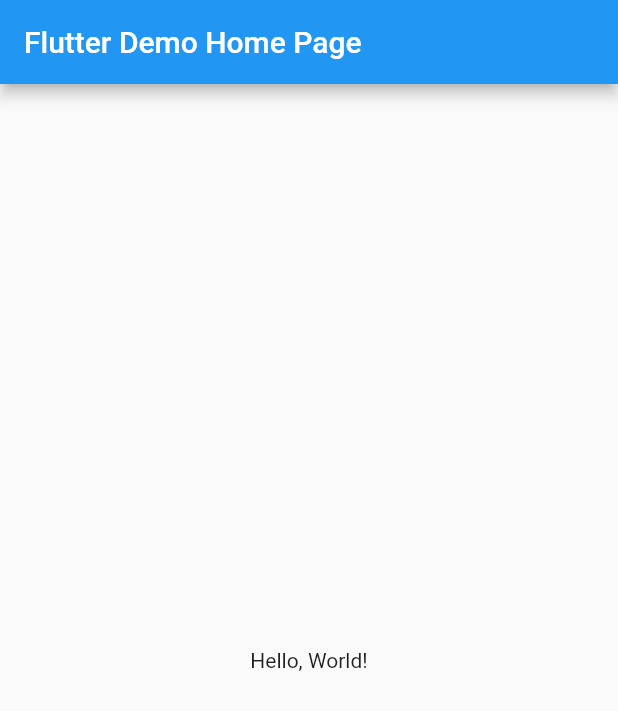
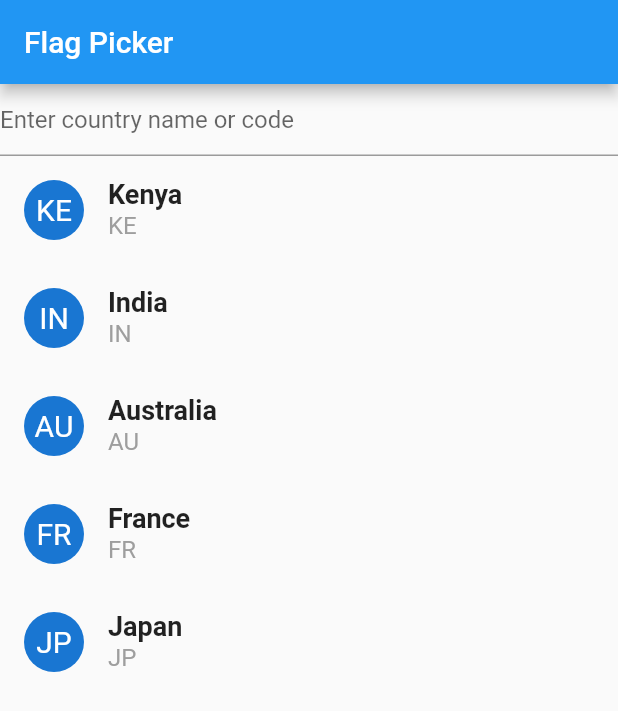
Before and after one commit to TimNjeru/FlagWidget, a Flutter app: the screen it shows after launch, on a phone screen of 412 x 824 dp. Shown: the top 711 px of the screen. Run offline on Flutter 3.47's test engine with Material 2 defaults, Android fonts, the phone set to English and light mode, and no system bars; missing offline and left inert: flag.

Commit message:
List of countries using flag

```diff
--- a/lib/main.dart
+++ b/lib/main.dart
@@ -1,42 +1,114 @@
 import 'package:flutter/material.dart';
+import 'package:flag/flag.dart';
 
-void main() => runApp(MyApp());
+void main() {
+  runApp(MyApp());
+}
 
 class MyApp extends StatelessWidget {
-  const MyApp({super.key});
-  // This widget is the root of your application.
   @override
   Widget build(BuildContext context) {
     return MaterialApp(
-      // Application name
-      title: 'Flutter Hello World',
-      // Application theme data, you can set the colors for the application as
-      // you want
-      theme: ThemeData(
-        primarySwatch: Colors.blue,
+      title: 'Flag Picker',
+      home: Scaffold(
+        appBar: AppBar(
+          title: Text('Flag Picker'),
+        ),
+        body: FlagPicker(),
       ),
-      // A widget which will be started on application startup
-      home: MyHomePage(title: 'Flutter Demo Home Page'),
     );
   }
 }
 
-class MyHomePage extends StatelessWidget {
-  final String title;
-  const MyHomePage({super.key, required this.title});
+class FlagPicker extends StatefulWidget {
+  const FlagPicker({
+    Key? key,
+  }) : super(key: key);
 
   @override
-  Widget build(BuildContext context) {
-    return Scaffold(
-      appBar: AppBar(
-        // The title text which will be shown on the action bar
-        title: Text(title),
+  _FlagPickerState createState() => _FlagPickerState();
+}
+
+class _FlagPickerState extends State<FlagPicker> {
+  // A model class for the country data
+
+  // A list of country objects with sample data
+  List<Country> countries = [
+    Country('Kenya', 'KE', 'KE'),
+    Country('India', 'IN', 'IN'),
+    Country('Australia', 'AU', 'AU'),
+    Country('France', 'FR', 'FR'),
+    Country('Japan', 'JP', 'JP'),
+    // Add more countries as you wish
+  ];
+
+  // A variable to store the user input
+  String query = '';
+
+  Widget countryItem(Country country) {
+    return ListTile(
+      leading: CircleAvatar(
+        child: Text(
+          country.flag,
+          style: TextStyle(
+            fontSize: 20,
+          ),
+        ),
       ),
-      body: Center(
-        child: Text(
-          'Hello, World!',
+      title: Text(
+        country.name,
+        style: TextStyle(
+          fontSize: 18,
+          fontWeight: FontWeight.bold,
+        ),
+      ),
+      subtitle: Text(
+        country.code,
+        style: TextStyle(
+          fontSize: 16,
+          color: Colors.grey,
         ),
       ),
     );
   }
+
+  @override
+  Widget build(BuildContext context) {
+    return Column(
+      children: [
+        // A text field to take the user input
+        TextField(
+          decoration: InputDecoration(
+            hintText: 'Enter country name or code',
+          ),
+          onChanged: (value) {
+            setState(() {
+              query = value;
+            });
+          },
+        ),
+        // A list view to display the filtered list of countries
+        Expanded(
+          child: ListView(
+            children: countries
+                // Filter the countries by name or code containing the query
+                .where((country) =>
+                    country.name.toLowerCase().contains(query.toLowerCase()) ||
+                    country.code.toLowerCase().contains(query.toLowerCase()))
+                // Map each country to a custom list tile widget
+                .map((country) => countryItem(country))
+                .toList(),
+          ),
+        ),
+      ],
+    );
+  }
 }
+
+class Country {
+  final String name;
+  final String code;
+  final String flag;
+
+  Country(this.name, this.code, this.flag);
+}
--- a/pubspec.yaml
+++ b/pubspec.yaml
@@ -1,4 +1,4 @@
-name: flag
+name: FlagWidget
 description: A new Flutter project.
 
 version: 1.0.0+1
@@ -14,6 +14,7 @@ dev_dependencies:
   flutter_test:
     sdk: flutter
   flutter_lints: ^2.0.2
+  flag: ^7.0.0
 
 flutter:
   uses-material-design: true
```
